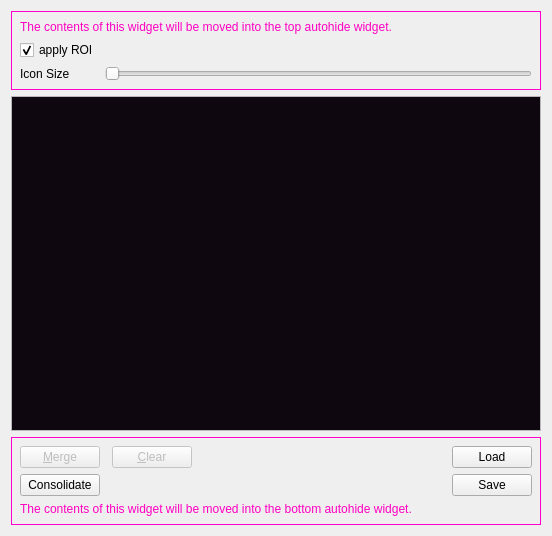
gerbilvis/gerbil, file gui/docks/labeldock.ui: the form before one commit.
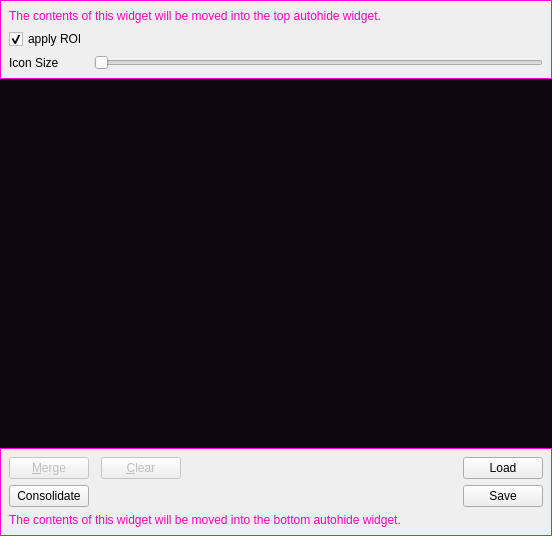
The form after the commit. Icons and pictures are not drawn.

Commit message: move style issues in .ui file

```diff
--- a/gui/docks/labeldock.ui
+++ b/gui/docks/labeldock.ui
@@ -14,6 +14,21 @@
    <string>Form</string>
   </property>
   <layout class="QGridLayout" name="gridLayout_3">
+   <property name="leftMargin">
+    <number>0</number>
+   </property>
+   <property name="topMargin">
+    <number>0</number>
+   </property>
+   <property name="rightMargin">
+    <number>0</number>
+   </property>
+   <property name="bottomMargin">
+    <number>0</number>
+   </property>
+   <property name="spacing">
+    <number>0</number>
+   </property>
    <item row="0" column="0">
     <widget class="QWidget" name="autoHideTop" native="true">
      <property name="styleSheet">
@@ -575,6 +590,9 @@
      <property name="mouseTracking">
       <bool>true</bool>
      </property>
+     <property name="frameShape">
+      <enum>QFrame::NoFrame</enum>
+     </property>
      <property name="editTriggers">
       <set>QAbstractItemView::NoEditTriggers</set>
      </property>
```
The commit also changes 1 other file.
